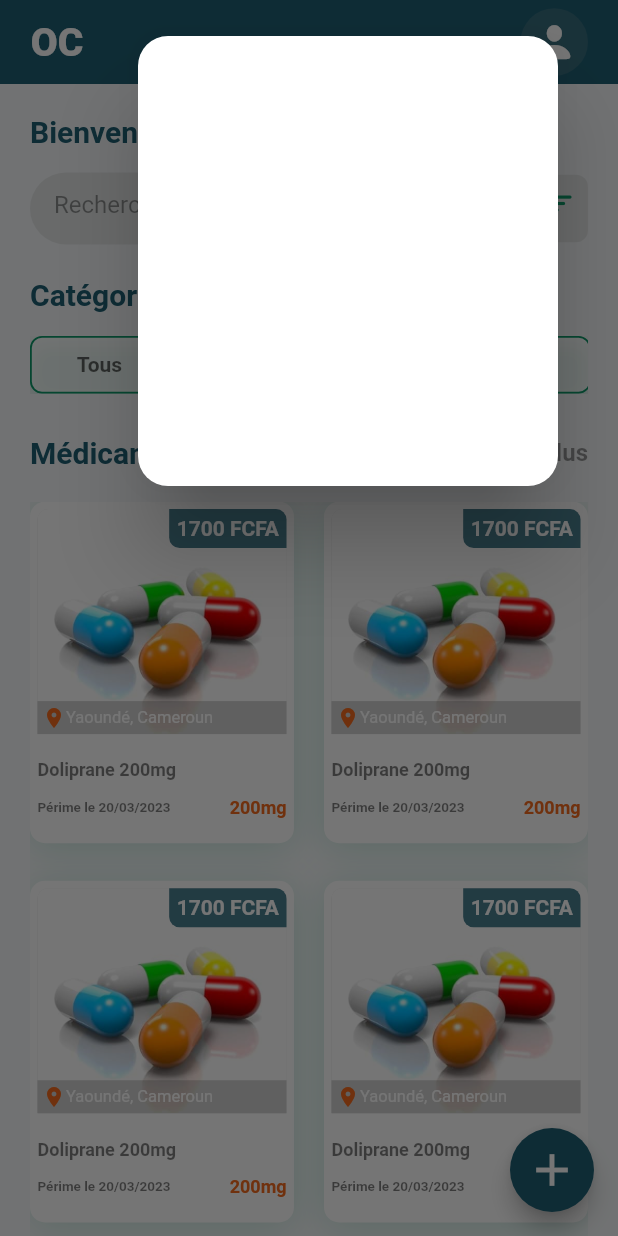
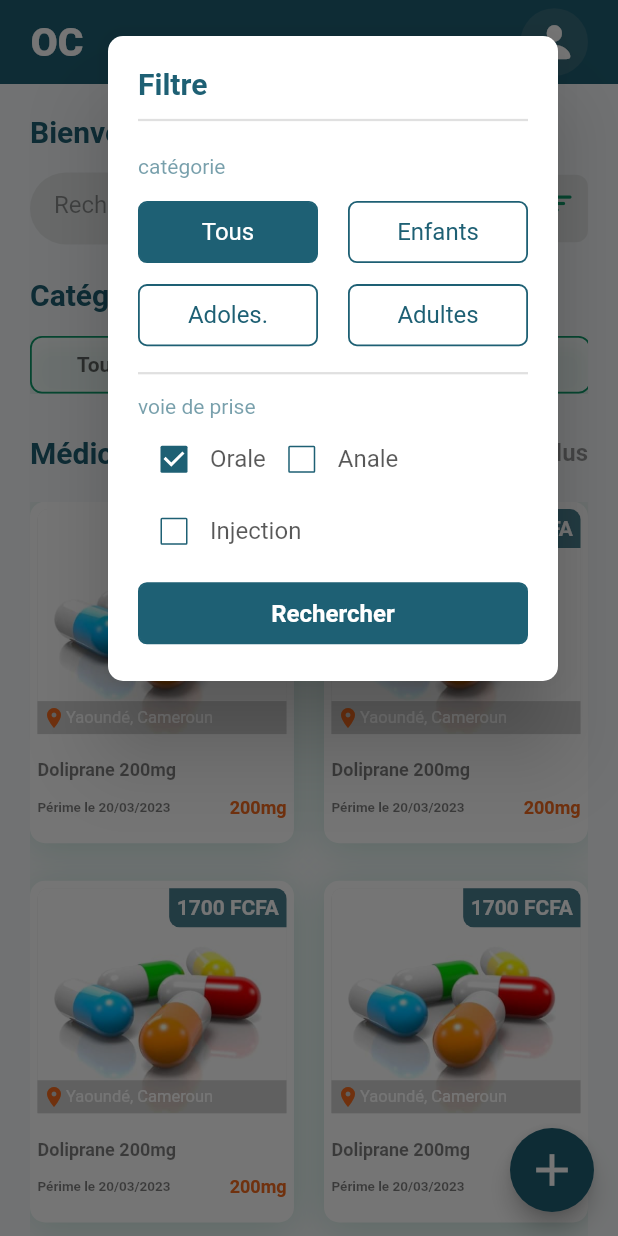
Before and after one commit to Keep-project/frontend-pharmacy, a Flutter app: the HomeScreen screen opened by its route, after a tap on an icon or button, on a phone screen of 412 x 824 dp. Run offline on Flutter 3.47's test engine with Material 2 defaults, Android fonts, the phone set to English and light mode, and no system bars; our stand-ins replace dio, get, shared_preferences; accounts and stored records are empty.

Commit message:
Création du modale pour les filtres de la page d'accueil

```diff
--- a/lib/screens/home/components/search_custom_button.dart
+++ b/lib/screens/home/components/search_custom_button.dart
@@ -5,11 +5,11 @@
 import 'package:pharmacy_app/core/app_colors.dart';
 import 'package:pharmacy_app/core/app_sizes.dart';
 
-
 class SearchBarAndButton extends StatelessWidget {
   final BuildContext context;
   const SearchBarAndButton({
-    Key? key, required this.context,
+    Key? key,
+    required this.context,
   }) : super(key: key);
 
   @override
@@ -20,8 +20,7 @@
           child: Container(
             decoration: BoxDecoration(
               color: kGreyColor,
-              borderRadius:
-                  BorderRadius.circular(kDefaultPadding * 2),
+              borderRadius: BorderRadius.circular(kDefaultPadding * 2),
             ),
             child: TextField(
               onChanged: (String string) {},
@@ -63,7 +62,8 @@
         const SizedBox(width: 5),
         InkWell(
           onTap: () {
-            showDialog(context: context, builder: (context) => const FilterDialog());
+            showDialog(
+                context: context, builder: (context) => const FilterDialog());
           },
           child: Container(
             height: 45,
@@ -82,7 +82,6 @@
   }
 }
 
-
 class FilterDialog extends StatelessWidget {
   const FilterDialog({
     Key? key,
@@ -91,14 +90,186 @@
   @override
   Widget build(BuildContext context) {
     return Dialog(
-      backgroundColor:  kWhiteColor,
-      shape: RoundedRectangleBorder(borderRadius: BorderRadius.circular(kDefaultRadius*2)),
+      backgroundColor: kWhiteColor,
+      shape: RoundedRectangleBorder(
+          borderRadius: BorderRadius.circular(kDefaultRadius)),
       alignment: Alignment.topRight,
       child: Container(
-        height: 300,
-        width: 200,
+        height: 430,
+        width: 300,
         padding: const EdgeInsets.all(kDefaultPadding),
+        child: Column(
+          crossAxisAlignment: CrossAxisAlignment.start,
+          children: [
+            const Text(
+              "Filtre",
+              style: TextStyle(
+                fontSize: 20,
+                color: kTextColor2,
+                fontWeight: FontWeight.w600,
+              ),
+            ),
+            const SizedBox(height: kDefaultMargin / 2),
+            const Divider(
+              thickness: 1.5,
+            ),
+            const SizedBox(height: kDefaultMargin * 1.5),
+            Text(
+              "catégorie",
+              style: TextStyle(
+                color: kTextColor2.withOpacity(.6),
+              ),
+            ),
+            const SizedBox(height: kDefaultMargin * 1.5),
+            Row(
+              mainAxisAlignment: MainAxisAlignment.spaceBetween,
+              children: const [
+                CustomButton(
+                    libelle: "Tous",
+                    color: kWhiteColor,
+                    backgroundColor: kTextColor2),
+                CustomButton(
+                    libelle: "Enfants",
+                    color: kTextColor2,
+                    backgroundColor: kWhiteColor),
+              ],
+            ),
+            const SizedBox(
+              height: kDefaultPadding * .7,
+            ),
+            Row(
+              mainAxisAlignment: MainAxisAlignment.spaceBetween,
+              children: const [
+                CustomButton(
+                    libelle: "Adoles.",
+                    color: kTextColor2,
+                    backgroundColor: kWhiteColor),
+                CustomButton(
+                    libelle: "Adultes",
+                    color: kTextColor2,
+                    backgroundColor: kWhiteColor),
+              ],
+            ),
+            const SizedBox(height: kDefaultMargin),
+            const Divider(
+              thickness: 1.5,
+            ),
+            const SizedBox(height: kDefaultMargin - 4),
+            Text(
+              "voie de prise",
+              style: TextStyle(
+                color: kTextColor2.withOpacity(.6),
+              ),
+            ),
+            const SizedBox(height: kDefaultPadding / 6),
+            Row(
+              children: [
+                Row(children: [
+                  Checkbox(
+                      side: const BorderSide(width: 1, color: kTextColor2),
+                      activeColor: kTextColor2,
+                      value: true,
+                      onChanged: (bool? val) {
+                        print(val);
+                      }),
+                  Text("Orale",
+                      style: TextStyle(
+                          fontSize: 16, color: kDarkColor.withOpacity(.7))),
+                ]),
+                Row(
+                    mainAxisAlignment: MainAxisAlignment.spaceBetween,
+                    children: [
+                      Checkbox(
+                          side: const BorderSide(width: 1, color: kTextColor2),
+                          activeColor: kTextColor2,
+                          value: false,
+                          onChanged: (bool? val) {
+                            print(val);
+                          }),
+                      Text("Anale",
+                          style: TextStyle(
+                              fontSize: 16, color: kDarkColor.withOpacity(.7))),
+                    ]),
+              ],
+            ),
+            Row(children: [
+              Checkbox(
+                  side: const BorderSide(width: 1, color: kTextColor2),
+                  activeColor: kTextColor2,
+                  value: false,
+                  onChanged: (bool? val) {
+                    print(val);
+                  }),
+              Text("Injection",
+                  style: TextStyle(
+                      fontSize: 16, color: kDarkColor.withOpacity(.7))),
+            ]),
+            const SizedBox(height: kDefaultMargin),
+            GestureDetector(
+              onTap: () {print("Rechercher");},
+              child: Container(
+                padding:
+                    const EdgeInsets.symmetric(vertical: kDefaultPadding / 2),
+                decoration: BoxDecoration(
+                  color: kTextColor2,
+                  border: Border.all(
+                    width: 1.2,
+                    color: kTextColor2,
+                  ),
+                  borderRadius: BorderRadius.circular(kDefaultRadius - 4),
+                ),
+                child: const Center(
+                  child: Text(
+                    'Rechercher',
+                    style: TextStyle(
+                      fontSize: 16,
+                      color: kWhiteColor,
+                      fontWeight: FontWeight.w600,
+                    ),
+                  ),
+                ),
+              ),
+            ),
+          ],
+        ),
       ),
     );
   }
 }
+
+class CustomButton extends StatelessWidget {
+  final String libelle;
+  final Color color;
+  final Color backgroundColor;
+  const CustomButton({
+    Key? key,
+    required this.libelle,
+    required this.color,
+    required this.backgroundColor,
+  }) : super(key: key);
+
+  @override
+  Widget build(BuildContext context) {
+    return Container(
+      width: 120,
+      padding: const EdgeInsets.symmetric(vertical: kDefaultPadding / 2),
+      decoration: BoxDecoration(
+        color: backgroundColor,
+        border: Border.all(
+          width: 1.2,
+          color: kTextColor2,
+        ),
+        borderRadius: BorderRadius.circular(kDefaultRadius - 4),
+      ),
+      child: Center(
+        child: Text(
+          libelle,
+          style: TextStyle(
+            fontSize: 16,
+            color: color,
+          ),
+        ),
+      ),
+    );
+  }
+}
```
